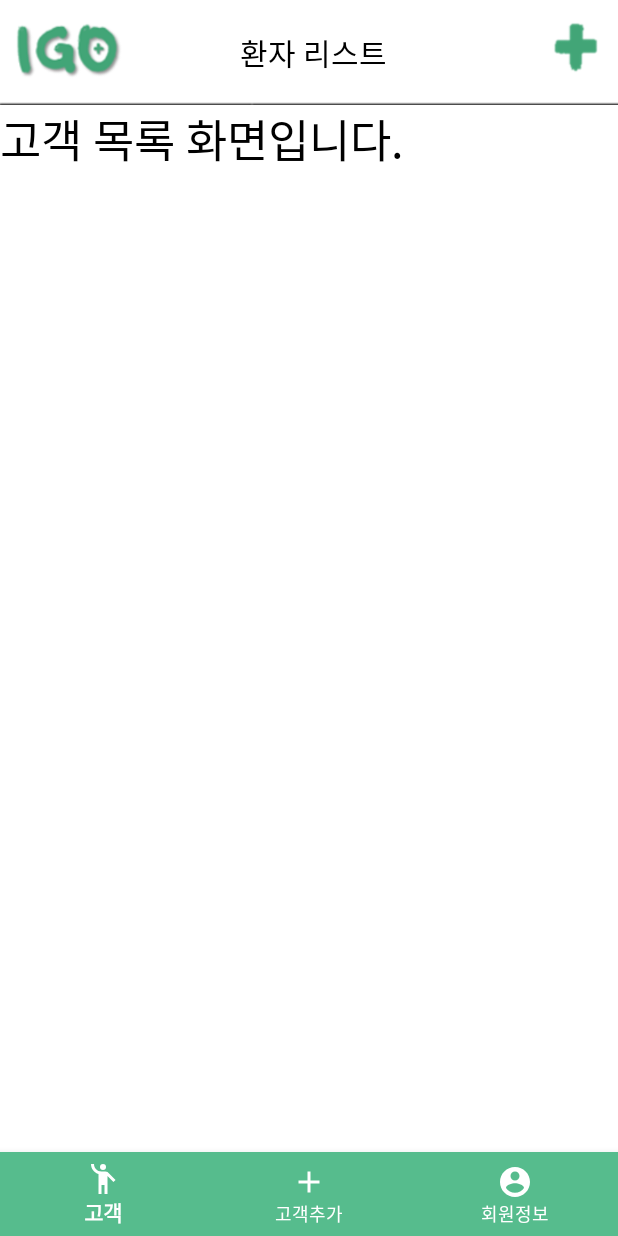
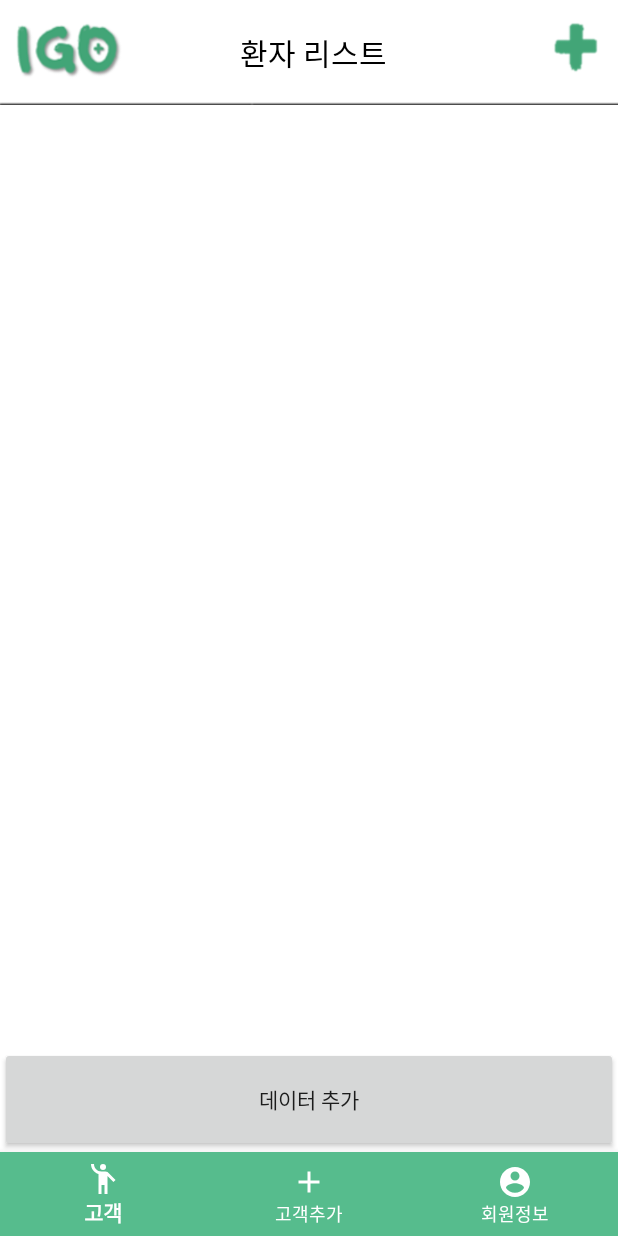
Before and after one commit to SSU-IGO/IGO, an Android app: the screen it shows after launch once a user with an empty profile is signed in (MainActivity), on a phone screen of 412 x 824 dp. Run offline under Robolectric (Android 15) with nearby library versions, the phone set to English and light mode, and no system bars; our stand-ins replace Firebase (no records; nobody signed in at launch, a user with empty details on screens opened directly).

Commit message:
집가고싶어

```diff
--- a/app/build.gradle
+++ b/app/build.gradle
@@ -24,6 +24,8 @@ android {
 dependencies {
     implementation fileTree(dir: "libs", include: ["*.jar"])
     implementation 'androidx.appcompat:appcompat:1.3.0-alpha02'
+    //noinspection GradleCompatible
+    implementation 'com.android.support:appcompat-v7:26.1.0'
     implementation 'androidx.constraintlayout:constraintlayout:2.0.0'
     implementation 'com.google.firebase:firebase-analytics:17.5.0'
     implementation 'com.google.firebase:firebase-auth:19.3.2'
@@ -38,4 +40,7 @@ dependencies {
     testImplementation 'junit:junit:4.12'
     androidTestImplementation 'androidx.test.ext:junit:1.1.1'
     androidTestImplementation 'androidx.test.espresso:espresso-core:3.2.0'
+
+    implementation 'androidx.recyclerview:recyclerview:1.0.0'
+
 }
--- a/app/src/main/res/layout/frag_list.xml
+++ b/app/src/main/res/layout/frag_list.xml
@@ -1,14 +1,36 @@
 <?xml version="1.0" encoding="utf-8"?>
-<ScrollView
-    xmlns:android="http://schemas.android.com/apk/res/android" android:layout_width="match_parent"
+<androidx.constraintlayout.widget.ConstraintLayout
+    xmlns:android="http://schemas.android.com/apk/res/android"
+    xmlns:app="http://schemas.android.com/apk/res-auto"
+    xmlns:tools="http://schemas.android.com/tools"
+    android:layout_width="match_parent"
     android:layout_height="match_parent"
-    android:orientation="vertical">
+    android:orientation="vertical"
+    tools:context=".MA">
 
-    <TextView
-        android:layout_width="wrap_content"
-        android:layout_height="wrap_content"
-        android:text="고객 목록 화면입니다."
-        android:textColor="#000000"
-        android:textSize="30dp"/>
+    <androidx.recyclerview.widget.RecyclerView
+        android:id="@+id/recyclerview_main_list"
+        android:layout_width="match_parent"
+        android:layout_height="0dp"
+        app:layout_constraintVertical_weight="9"
+        app:layout_constraintLeft_toLeftOf="parent"
+        app:layout_constraintRight_toRightOf="parent"
+        app:layout_constraintTop_toTopOf="parent"
+        app:layout_constraintBottom_toTopOf="@id/button_main_insert"
+        android:scrollbarFadeDuration="0"
+        android:scrollbarSize="5dp"
+        android:scrollbarThumbVertical="@android:color/darker_gray"
+        android:scrollbars="vertical"/>
 
-</ScrollView>
+    <Button
+        android:id="@+id/button_main_insert"
+        android:layout_width="match_parent"
+        android:layout_height="0dp"
+        app:layout_constraintVertical_weight="1"
+        app:layout_constraintLeft_toLeftOf="parent"
+        app:layout_constraintRight_toRightOf="parent"
+        app:layout_constraintBottom_toBottomOf="parent"
+        app:layout_constraintTop_toBottomOf="@id/recyclerview_main_list"
+        android:text="데이터 추가"/>
+
+</androidx.constraintlayout.widget.ConstraintLayout>
```
Also changed, not shown: app/src/main/java/com/example/igo/CustomAdapter.java (added, +75 -0 lines), app/src/main/java/com/example/igo/Dictionary.java (added, +38 -0 lines), app/src/main/java/com/example/igo/MA.java (added, +55 -0 lines), app/src/main/res/layout/activity_member_info.xml (+43 -6 lines), app/src/main/res/layout/frag_member.xml (+8 -6 lines), app/src/main/res/layout/list.xml (added, +56 -0 lines).
